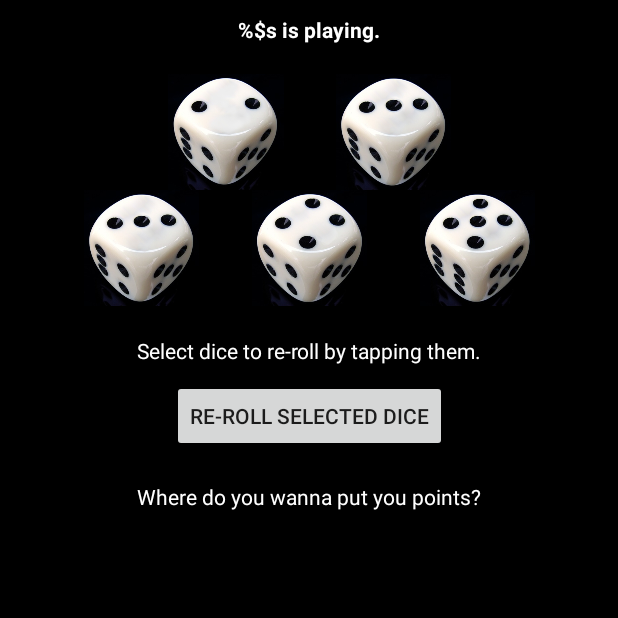
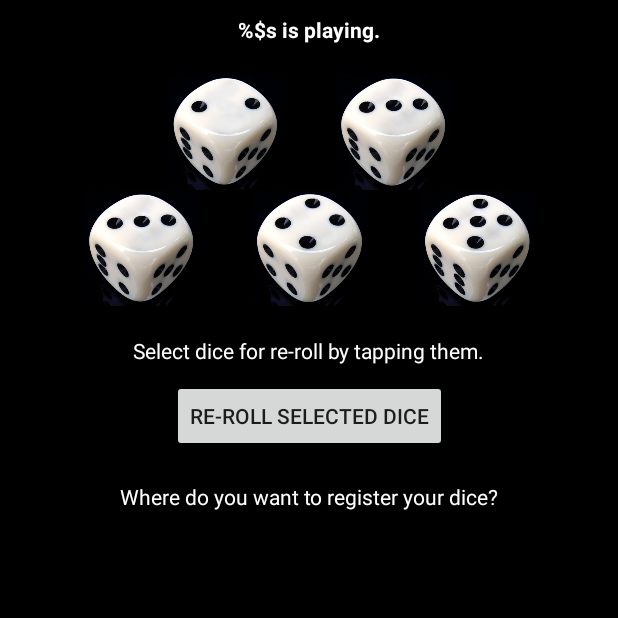
Before and after one commit to GregerSundvall/Yatzy, an Android app: the GamePlayActivity screen opened directly, with no data from a screen before it, on a phone screen of 412 x 824 dp, the top half of it. Run offline under Robolectric (Android 15) with nearby library versions, the phone set to English and light mode, and no system bars; 3 statements that could not run were skipped.

Commit message:
re-roll method works with 2 re-rolls

```diff
--- a/app/src/main/res/layout/activity_game_play.xml
+++ b/app/src/main/res/layout/activity_game_play.xml
@@ -21,6 +21,7 @@
         android:layout_width="wrap_content"
         android:layout_height="wrap_content"
         android:layout_marginTop="10dp"
+        android:onClick="reRoll"
         android:text="@string/reRoll"
         app:layout_constraintEnd_toEndOf="parent"
         app:layout_constraintStart_toStartOf="parent"
--- a/app/src/main/res/values/strings.xml
+++ b/app/src/main/res/values/strings.xml
@@ -7,7 +7,7 @@
     <string name="fivePlayers">5  SPELARE</string>
     <string name="sixPlayers">6  SPELARE</string>
     <string name="name_is_playing">%$s is playing.</string>
-    <string name="tap_die_to_reroll">Select dice to re-roll by tapping them.</string>
-    <string name="where">Where do you wanna put you points?</string>
+    <string name="tap_die_to_reroll">Select dice for re-roll by tapping them.</string>
+    <string name="where">Where do you want to register your dice?</string>
     <string name="reRoll">Re-roll selected dice</string>
 </resources>
```
Also changed, not shown: app/src/main/java/com/example/yatzy/GamePlayActivity.kt (+16 -8 lines).
